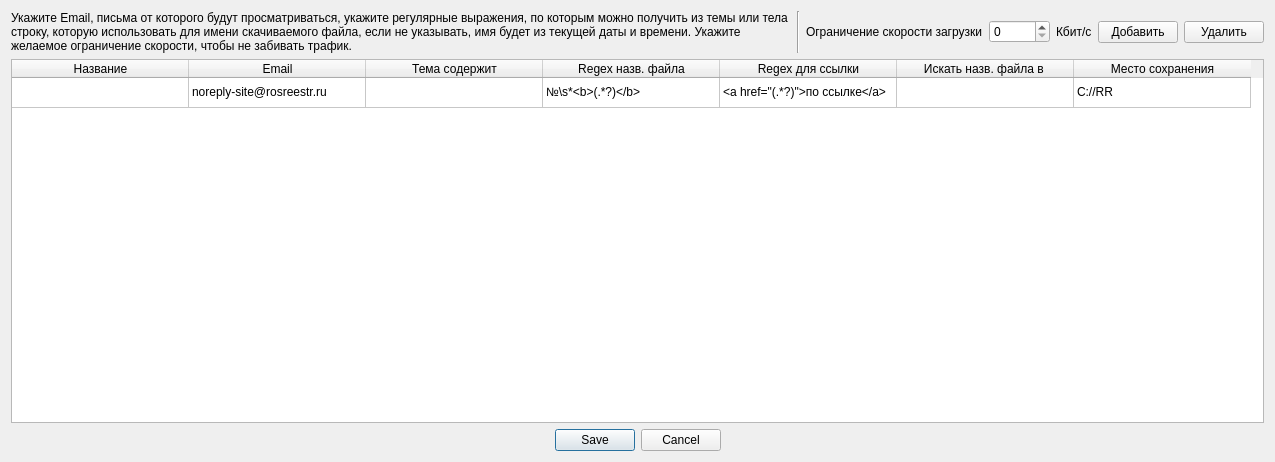
DimulyaPlay/OutlookAutosender, file UI/dm.ui: the form before one commit.
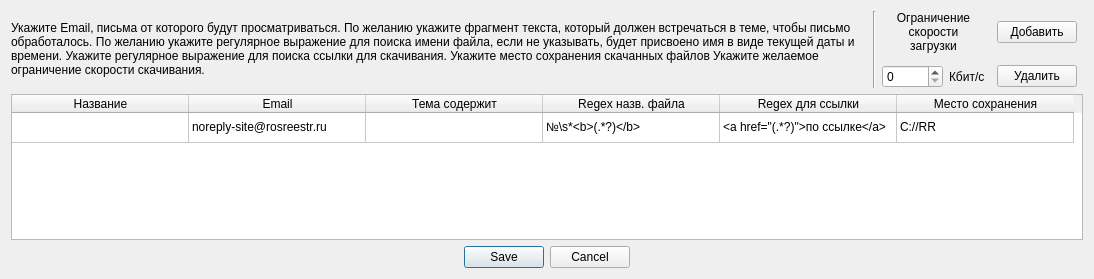
The form after the commit.

Patch:
```diff
--- a/UI/dm.ui
+++ b/UI/dm.ui
@@ -6,74 +6,14 @@
    <rect>
     <x>0</x>
     <y>0</y>
-    <width>1275</width>
-    <height>462</height>
+    <width>1094</width>
+    <height>279</height>
    </rect>
   </property>
   <property name="windowTitle">
    <string>Конфигурация загрузчика</string>
   </property>
   <layout class="QGridLayout" name="gridLayout">
-   <item row="0" column="2">
-    <widget class="QLabel" name="label_3">
-     <property name="text">
-      <string>Ограничение скорости загрузки</string>
-     </property>
-    </widget>
-   </item>
-   <item row="0" column="6">
-    <widget class="QPushButton" name="pushButton_delete_rule">
-     <property name="text">
-      <string>Удалить</string>
-     </property>
-    </widget>
-   </item>
-   <item row="0" column="4">
-    <widget class="QLabel" name="label_2">
-     <property name="text">
-      <string>Кбит/с</string>
-     </property>
-    </widget>
-   </item>
-   <item row="2" column="0" colspan="7">
-    <widget class="QDialogButtonBox" name="buttonBox">
-     <property name="orientation">
-      <enum>Qt::Horizontal</enum>
-     </property>
-     <property name="standardButtons">
-      <set>QDialogButtonBox::Cancel|QDialogButtonBox::Save</set>
-     </property>
-     <property name="centerButtons">
-      <bool>true</bool>
-     </property>
-    </widget>
-   </item>
-   <item row="0" column="3">
-    <widget class="QSpinBox" name="spinBox_rate_limit">
-     <property name="maximum">
-      <number>99999</number>
-     </property>
-     <property name="singleStep">
-      <number>10</number>
-     </property>
-    </widget>
-   </item>
-   <item row="0" column="0">
-    <widget class="QLabel" name="label">
-     <property name="sizePolicy">
-      <sizepolicy hsizetype="MinimumExpanding" vsizetype="Preferred">
-       <horstretch>0</horstretch>
-       <verstretch>0</verstretch>
-      </sizepolicy>
-     </property>
-     <property name="text">
-      <string>&lt;html&gt;&lt;head/&gt;&lt;body&gt;&lt;p&gt;Укажите Email, письма от которого будут просматриваться, укажите регулярные выражения, по которым можно получить из темы или тела строку, которую использовать для имени скачиваемого файла, если не указывать, имя будет из текущей даты и времени. Укажите желаемое ограничение скорости, чтобы не забивать трафик.&lt;/p&gt;&lt;/body&gt;&lt;/html&gt;</string>
-     </property>
-     <property name="wordWrap">
-      <bool>true</bool>
-     </property>
-    </widget>
-   </item>
    <item row="0" column="5">
     <widget class="QPushButton" name="pushButton_add_rule">
      <property name="text">
@@ -81,8 +21,14 @@
      </property>
     </widget>
    </item>
-   <item row="1" column="0" colspan="7">
+   <item row="3" column="0" colspan="7">
     <widget class="QTableWidget" name="tableWidget">
+     <property name="sizePolicy">
+      <sizepolicy hsizetype="Expanding" vsizetype="Expanding">
+       <horstretch>0</horstretch>
+       <verstretch>0</verstretch>
+      </sizepolicy>
+     </property>
      <property name="selectionMode">
       <enum>QAbstractItemView::SingleSelection</enum>
      </property>
@@ -134,11 +80,6 @@
        <string>Regex для ссылки</string>
       </property>
      </column>
-     <column>
-      <property name="text">
-       <string>Искать назв. файла в </string>
-      </property>
-     </column>
      <column>
       <property name="text">
        <string>Место сохранения</string>
@@ -159,20 +100,89 @@
        <string>&lt;a href=&quot;(.*?)&quot;&gt;по ссылке&lt;/a&gt;</string>
       </property>
      </item>
-     <item row="0" column="6">
+     <item row="0" column="5">
       <property name="text">
        <string>C://RR</string>
       </property>
      </item>
     </widget>
    </item>
-   <item row="0" column="1">
+   <item row="4" column="0" colspan="7">
+    <widget class="QDialogButtonBox" name="buttonBox">
+     <property name="orientation">
+      <enum>Qt::Horizontal</enum>
+     </property>
+     <property name="standardButtons">
+      <set>QDialogButtonBox::Cancel|QDialogButtonBox::Save</set>
+     </property>
+     <property name="centerButtons">
+      <bool>true</bool>
+     </property>
+    </widget>
+   </item>
+   <item row="2" column="5">
+    <widget class="QPushButton" name="pushButton_delete_rule">
+     <property name="text">
+      <string>Удалить</string>
+     </property>
+    </widget>
+   </item>
+   <item row="2" column="3">
+    <widget class="QLabel" name="label_2">
+     <property name="text">
+      <string>Кбит/с</string>
+     </property>
+    </widget>
+   </item>
+   <item row="2" column="2">
+    <widget class="QSpinBox" name="spinBox_rate_limit">
+     <property name="maximum">
+      <number>99999</number>
+     </property>
+     <property name="singleStep">
+      <number>10</number>
+     </property>
+    </widget>
+   </item>
+   <item row="0" column="1" rowspan="3">
     <widget class="Line" name="line">
      <property name="orientation">
       <enum>Qt::Vertical</enum>
      </property>
     </widget>
    </item>
+   <item row="0" column="2" colspan="2">
+    <widget class="QLabel" name="label_3">
+     <property name="text">
+      <string>&lt;html&gt;&lt;head/&gt;&lt;body&gt;Ограничение&lt;br&gt;скорости&lt;br&gt;загрузки&lt;/body&gt;&lt;/html&gt;</string>
+     </property>
+     <property name="alignment">
+      <set>Qt::AlignCenter</set>
+     </property>
+    </widget>
+   </item>
+   <item row="0" column="0" rowspan="3">
+    <widget class="QLabel" name="label">
+     <property name="sizePolicy">
+      <sizepolicy hsizetype="MinimumExpanding" vsizetype="Ignored">
+       <horstretch>0</horstretch>
+       <verstretch>0</verstretch>
+      </sizepolicy>
+     </property>
+     <property name="minimumSize">
+      <size>
+       <width>0</width>
+       <height>50</height>
+      </size>
+     </property>
+     <property name="text">
+      <string>&lt;html&gt;&lt;head/&gt;&lt;body&gt;&lt;p&gt;Укажите Email, письма от которого будут просматриваться. По желанию укажите фрагмент текста, который должен встречаться в теме, чтобы письмо обработалось. По желанию укажите регулярное выражение для поиска имени файла, если не указывать, будет присвоено имя в виде текущей даты и времени. Укажите регулярное выражение для поиска ссылки для скачивания. Укажите место сохранения скачанных файлов Укажите желаемое ограничение скорости скачивания.&lt;/p&gt;&lt;/body&gt;&lt;/html&gt;</string>
+     </property>
+     <property name="wordWrap">
+      <bool>true</bool>
+     </property>
+    </widget>
+   </item>
   </layout>
  </widget>
  <resources/>
```
